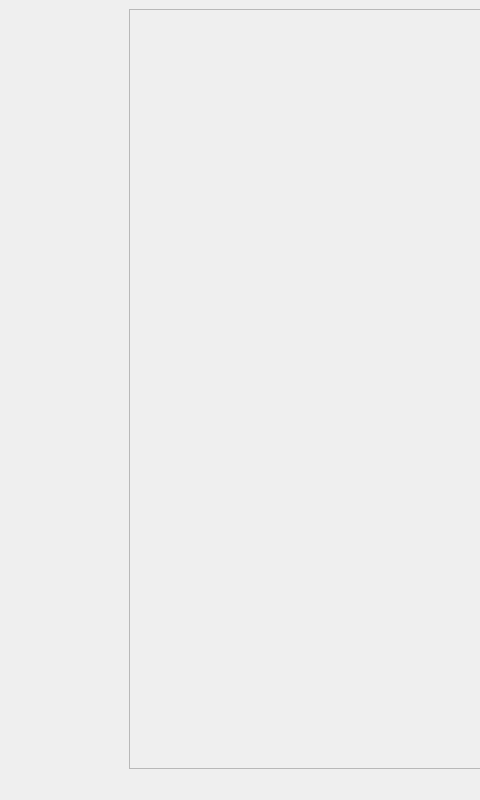
Above: slide_analysis/UI/view/main_layout.ui from Vozf/full-slide-image-analysis before the change; both pictures show x 0 to 480 and y 0 to 800 of the 800 by 800 pixel window. Below: the same form after it.
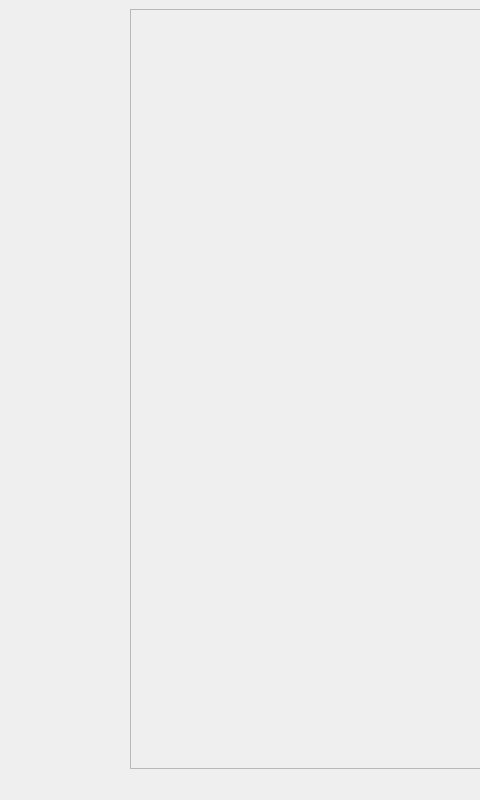
That is the form after the change.

```diff
--- a/slide_analysis/UI/view/main_layout.ui
+++ b/slide_analysis/UI/view/main_layout.ui
@@ -19,13 +19,13 @@
      <widget class="QScrollArea" name="topImagesScrollArea">
       <property name="minimumSize">
        <size>
-        <width>535</width>
+        <width>540</width>
         <height>0</height>
        </size>
       </property>
       <property name="maximumSize">
        <size>
-        <width>541</width>
+        <width>540</width>
         <height>16777215</height>
        </size>
       </property>
@@ -37,7 +37,7 @@
         <rect>
          <x>0</x>
          <y>0</y>
-         <width>539</width>
+         <width>538</width>
          <height>736</height>
         </rect>
        </property>
```
